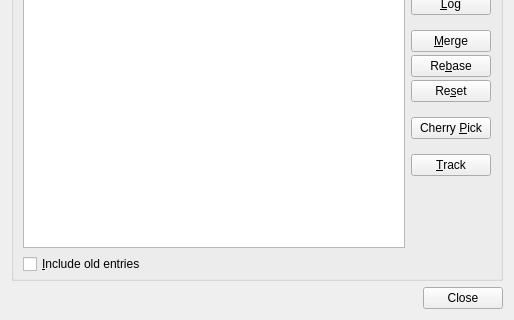
Above: src/plugins/git/branchdialog.ui from qt-creator/qt-creator before the change; both pictures show x 0 to 514 and y 207 to 527 of the 514 by 527 pixel window. Below: the same form after it.
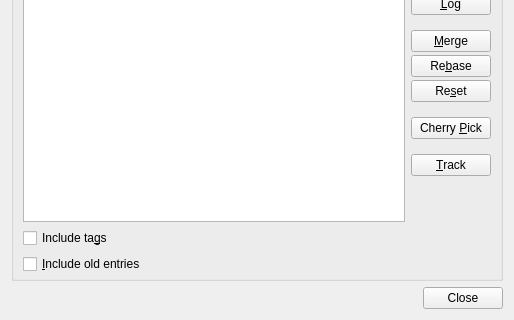
That is the form after the change.

Commit message: Git: Move "Include tags" to branches dialog

```diff
--- a/src/plugins/git/branchdialog.ui
+++ b/src/plugins/git/branchdialog.ui
@@ -65,6 +65,13 @@
           </attribute>
          </widget>
         </item>
+        <item>
+         <widget class="QCheckBox" name="includeTagsCheckBox">
+          <property name="text">
+           <string>Include ta&amp;gs</string>
+          </property>
+         </widget>
+        </item>
         <item>
          <widget class="QCheckBox" name="includeOldCheckBox">
           <property name="text">
```
The commit also changes 3 other files.
